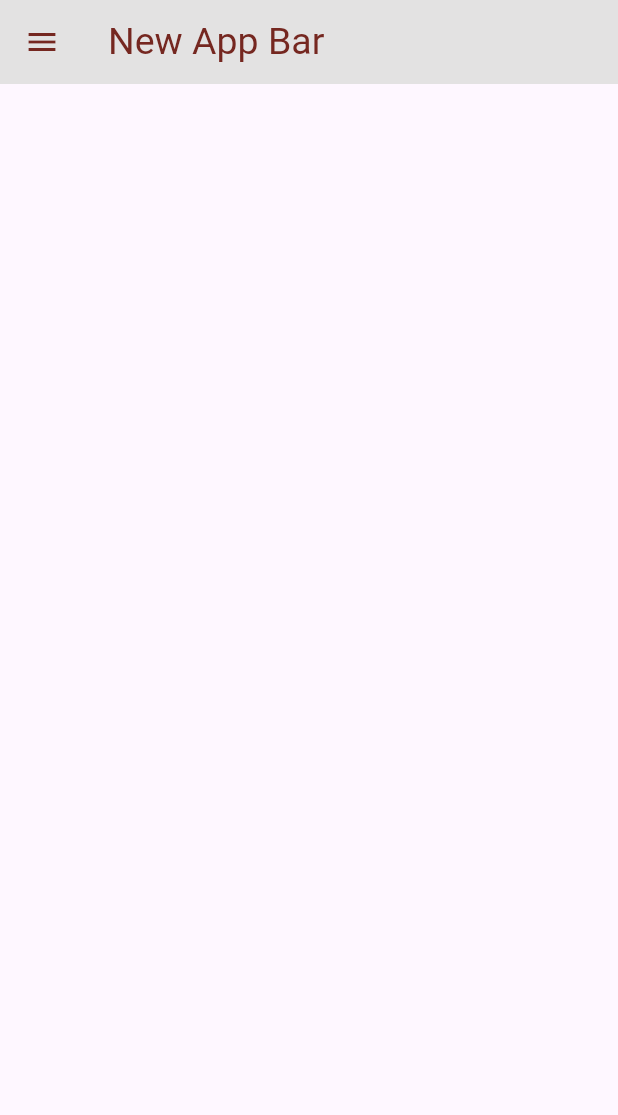
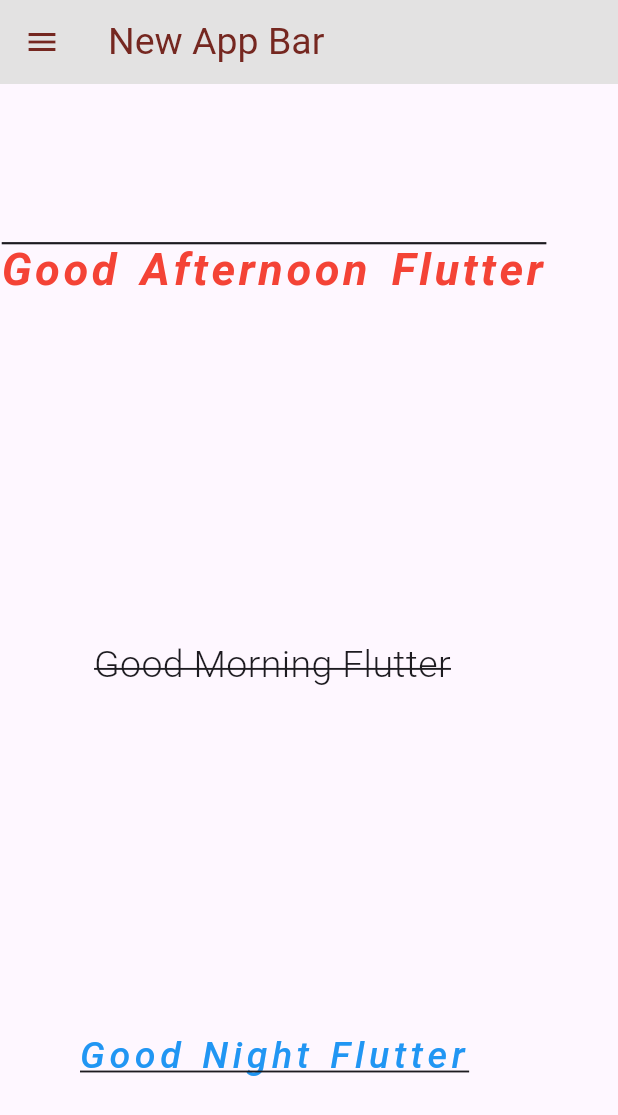
Before and after one commit to LuckyVishwa1104/Flutter-Basics, a Flutter app: the screen it shows after launch, on a phone screen of 412 x 824 dp. Shown: the top 1115 px of the screen. Run offline on Flutter 3.47's test engine with Material 3 defaults, Android fonts, the phone set to English and light mode, and no system bars; our stand-ins replace image_picker.

Commit message:
feat(text): text style and its properties

```diff
--- a/lib/home_page_new.dart
+++ b/lib/home_page_new.dart
@@ -8,10 +8,12 @@ class HomePageNew extends StatelessWidget {
     return MaterialApp(
       debugShowCheckedModeBanner: false,
       home: Scaffold(
-
         // App Bar -
         appBar: AppBar(
-          title: const Text('New App Bar', style: TextStyle(fontSize: 25),),
+          title: const Text(
+            'New App Bar',
+            style: TextStyle(fontSize: 25),
+          ),
           backgroundColor: const Color.fromARGB(255, 227, 226, 226),
           foregroundColor: const Color.fromARGB(255, 117, 39, 32),
           // centerTitle: true,
@@ -19,11 +21,59 @@ class HomePageNew extends StatelessWidget {
         ),
 
         // Drawer
-        drawer: const Icon(Icons.grid_3x3,),
+        drawer: const Icon(
+          Icons.grid_3x3,
+        ),
 
         // Body -
+        body: const Column(
+          mainAxisAlignment: MainAxisAlignment.spaceEvenly,
+          children: [
 
+            Text(
+              'Good Afternoon Flutter',
+              style: TextStyle(
+                fontSize: 30,  // to control the size of the text
+                fontWeight: FontWeight.w700, // to contorl the thickness of the text
+                fontStyle: FontStyle.italic, // to cpontrol the font style of the text (italic, normal)
+                color: Colors.red, // to change the color of the text
+                letterSpacing: 2.3, // to provide spacing between the character of the text
+                wordSpacing: 4, // to provide spaceing between the words of the text
+                decoration: TextDecoration.overline, // to add line to the text (under, over, inline)
+              ),
+            ),
+            SizedBox(
+              height: 20,
+            ),
 
+            Text(
+              'Good Morning Flutter',
+              style: TextStyle(
+                fontSize: 25,
+                fontWeight: FontWeight.w300,
+                fontStyle: FontStyle.normal,
+                decoration: TextDecoration.lineThrough,
+              ),
+            ),
+            SizedBox(
+              height: 20,
+            ),
+
+            Text(
+              'Good Night Flutter',
+              style: TextStyle(
+                fontSize: 25,
+                fontStyle: FontStyle.italic,
+                fontWeight: FontWeight.w500,
+                color: Colors.blue,
+                letterSpacing: 3,
+                wordSpacing: 2,
+                decoration: TextDecoration.underline,
+              ),
+            ),
+
+          ],
+        ),
       ),
     );
   }
```
